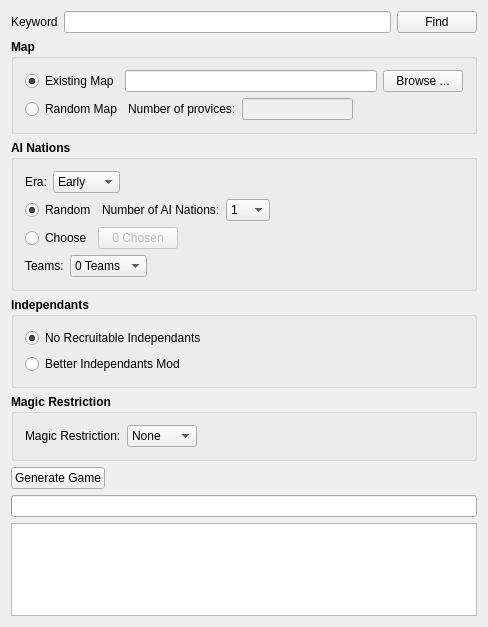
First picture: the form in dom3ai.ui, repository larzm42/Dom-3-AI, before the edit.
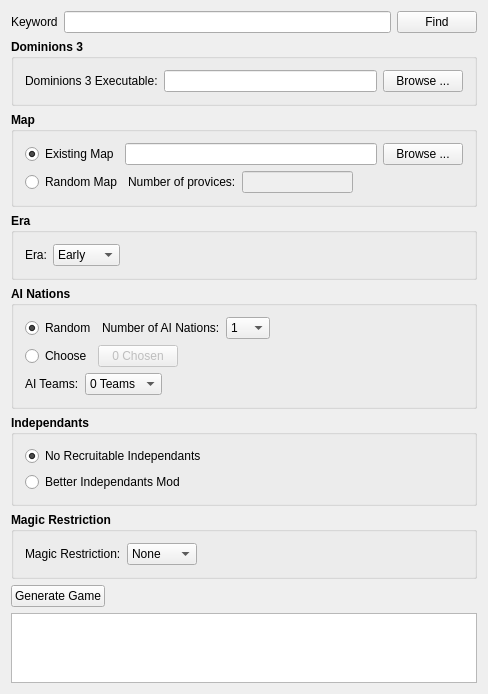
Second picture: the form after the edit.

Diff of the .ui file:
```diff
--- a/dom3ai.ui
+++ b/dom3ai.ui
@@ -35,6 +35,61 @@
      </item>
     </layout>
    </item>
+   <item>
+    <widget class="QGroupBox" name="groupBox_6">
+     <property name="font">
+      <font>
+       <weight>75</weight>
+       <bold>true</bold>
+      </font>
+     </property>
+     <property name="title">
+      <string>Dominions 3</string>
+     </property>
+     <layout class="QVBoxLayout" name="verticalLayout_7">
+      <item>
+       <layout class="QHBoxLayout" name="horizontalLayout_4">
+        <item>
+         <widget class="QLabel" name="label_7">
+          <property name="font">
+           <font>
+            <weight>50</weight>
+            <bold>false</bold>
+           </font>
+          </property>
+          <property name="text">
+           <string>Dominions 3 Executable:</string>
+          </property>
+         </widget>
+        </item>
+        <item>
+         <widget class="QLineEdit" name="dom3Text">
+          <property name="font">
+           <font>
+            <weight>50</weight>
+            <bold>false</bold>
+           </font>
+          </property>
+         </widget>
+        </item>
+        <item>
+         <widget class="QPushButton" name="dom3BrowseButton">
+          <property name="font">
+           <font>
+            <weight>50</weight>
+            <bold>false</bold>
+           </font>
+          </property>
+          <property name="text">
+           <string>Browse ...</string>
+          </property>
+         </widget>
+        </item>
+       </layout>
+      </item>
+     </layout>
+    </widget>
+   </item>
    <item>
     <widget class="QGroupBox" name="groupBox">
      <property name="font">
@@ -153,7 +208,7 @@
     </widget>
    </item>
    <item>
-    <widget class="QGroupBox" name="groupBox_2">
+    <widget class="QGroupBox" name="groupBox_5">
      <property name="font">
       <font>
        <weight>75</weight>
@@ -161,14 +216,11 @@
       </font>
      </property>
      <property name="title">
-      <string>AI Nations</string>
+      <string>Era</string>
      </property>
-     <layout class="QVBoxLayout" name="verticalLayout_3">
+     <layout class="QVBoxLayout" name="verticalLayout_6">
       <item>
-       <layout class="QHBoxLayout" name="horizontalLayout_4">
-        <property name="sizeConstraint">
-         <enum>QLayout::SetDefaultConstraint</enum>
-        </property>
+       <layout class="QHBoxLayout" name="horizontalLayout_12">
         <item>
          <widget class="QLabel" name="label_3">
           <property name="sizePolicy">
@@ -214,7 +266,7 @@
          </widget>
         </item>
         <item>
-         <spacer name="horizontalSpacer">
+         <spacer name="horizontalSpacer_8">
           <property name="orientation">
            <enum>Qt::Horizontal</enum>
           </property>
@@ -228,6 +280,21 @@
         </item>
        </layout>
       </item>
+     </layout>
+    </widget>
+   </item>
+   <item>
+    <widget class="QGroupBox" name="groupBox_2">
+     <property name="font">
+      <font>
+       <weight>75</weight>
+       <bold>true</bold>
+      </font>
+     </property>
+     <property name="title">
+      <string>AI Nations</string>
+     </property>
+     <layout class="QVBoxLayout" name="verticalLayout_3">
       <item>
        <layout class="QHBoxLayout" name="horizontalLayout_5">
         <item>
@@ -441,7 +508,7 @@
            </font>
           </property>
           <property name="text">
-           <string>Teams:</string>
+           <string>AI Teams:</string>
           </property>
          </widget>
         </item>
@@ -644,16 +711,6 @@
      </item>
     </layout>
    </item>
-   <item>
-    <widget class="QProgressBar" name="progressBar">
-     <property name="value">
-      <number>0</number>
-     </property>
-     <property name="textVisible">
-      <bool>false</bool>
-     </property>
-    </widget>
-   </item>
    <item>
     <widget class="QTextEdit" name="textEdit"/>
    </item>
```
